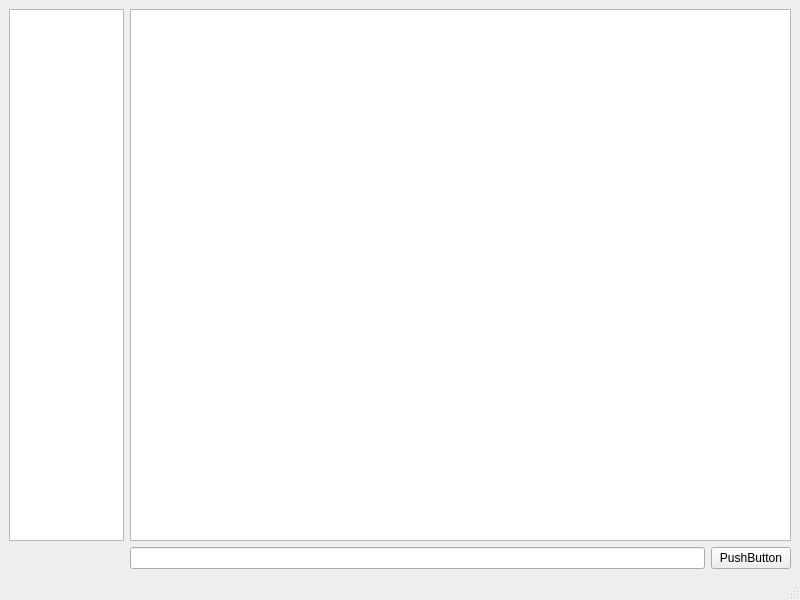
Polybotumian/PeerConn, file desktopUI.ui: the form before one commit.
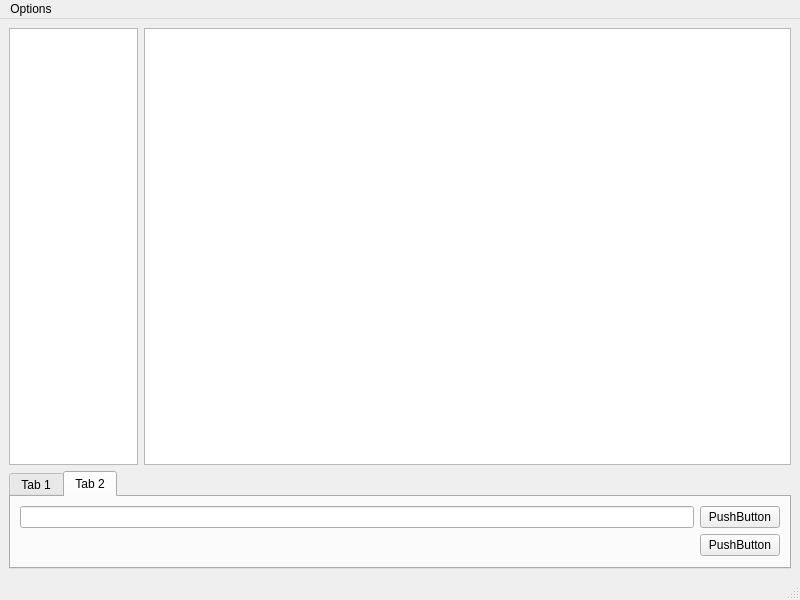
The form after the commit. The open tabs and pages were chosen to show the change.

```diff
--- a/desktopUI.ui
+++ b/desktopUI.ui
@@ -16,23 +16,64 @@
   <widget class="QWidget" name="centralwidget">
    <layout class="QGridLayout" name="gridLayout_4">
     <item row="0" column="0">
-     <layout class="QGridLayout" name="gridLayout_3" columnstretch="0,1,5,0">
-      <item row="0" column="2" colspan="2">
+     <layout class="QGridLayout" name="gridLayout_3" rowstretch="5,1" columnstretch="0,1,5,0,0" rowminimumheight="0,0" columnminimumwidth="0,0,0,0,0">
+      <item row="0" column="1">
+       <widget class="QListWidget" name="connectionList"/>
+      </item>
+      <item row="0" column="2" colspan="3">
        <widget class="QListWidget" name="chatWindow"/>
       </item>
-      <item row="1" column="3">
-       <widget class="QPushButton" name="sendButton">
-        <property name="text">
-         <string>PushButton</string>
+      <item row="1" column="1" colspan="4">
+       <widget class="QTabWidget" name="tabWidget">
+        <property name="currentIndex">
+         <number>0</number>
         </property>
+        <widget class="QWidget" name="tab_msg">
+         <attribute name="title">
+          <string>Tab 1</string>
+         </attribute>
+         <layout class="QGridLayout" name="gridLayout">
+          <item row="0" column="1">
+           <widget class="QPushButton" name="sendButton_0">
+            <property name="text">
+             <string>PushButton</string>
+            </property>
+           </widget>
+          </item>
+          <item row="0" column="0">
+           <widget class="QLineEdit" name="messageEdit"/>
+          </item>
+         </layout>
+        </widget>
+        <widget class="QWidget" name="tab_file">
+         <attribute name="title">
+          <string>Tab 2</string>
+         </attribute>
+         <layout class="QGridLayout" name="gridLayout_2">
+          <item row="1" column="1">
+           <widget class="QPushButton" name="sendButton_1">
+            <property name="text">
+             <string>PushButton</string>
+            </property>
+            <property name="flat">
+             <bool>false</bool>
+            </property>
+           </widget>
+          </item>
+          <item row="0" column="1">
+           <widget class="QPushButton" name="pickButton">
+            <property name="text">
+             <string>PushButton</string>
+            </property>
+           </widget>
+          </item>
+          <item row="0" column="0">
+           <widget class="QLineEdit" name="pathEdit"/>
+          </item>
+         </layout>
+        </widget>
        </widget>
       </item>
-      <item row="1" column="2">
-       <widget class="QLineEdit" name="messageEdit"/>
-      </item>
-      <item row="0" column="1">
-       <widget class="QListWidget" name="connectionList"/>
-      </item>
      </layout>
     </item>
    </layout>
@@ -43,9 +84,16 @@
      <x>0</x>
      <y>0</y>
      <width>800</width>
-     <height>21</height>
+     <height>26</height>
     </rect>
    </property>
+   <widget class="QMenu" name="menuOptions">
+    <property name="title">
+     <string>Options</string>
+    </property>
+    <addaction name="actionConnect_To"/>
+   </widget>
+   <addaction name="menuOptions"/>
   </widget>
   <widget class="QStatusBar" name="statusbar"/>
  </widget>
```
Left out of the diff: 5 changed lines with no effect on the pictures.
